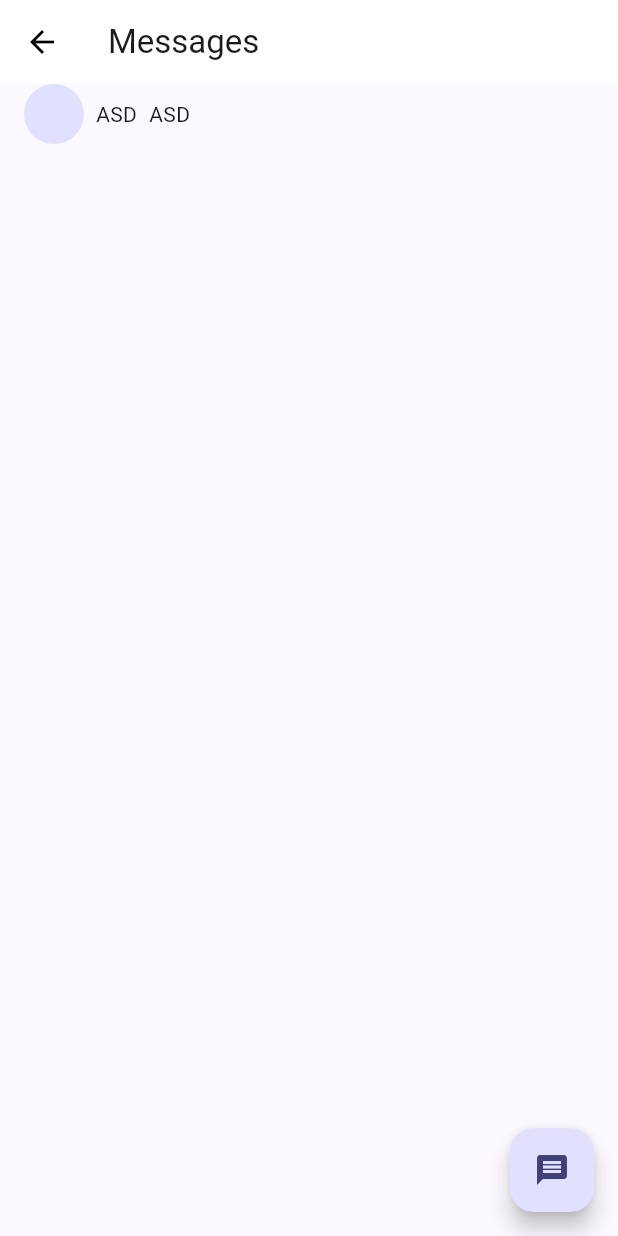
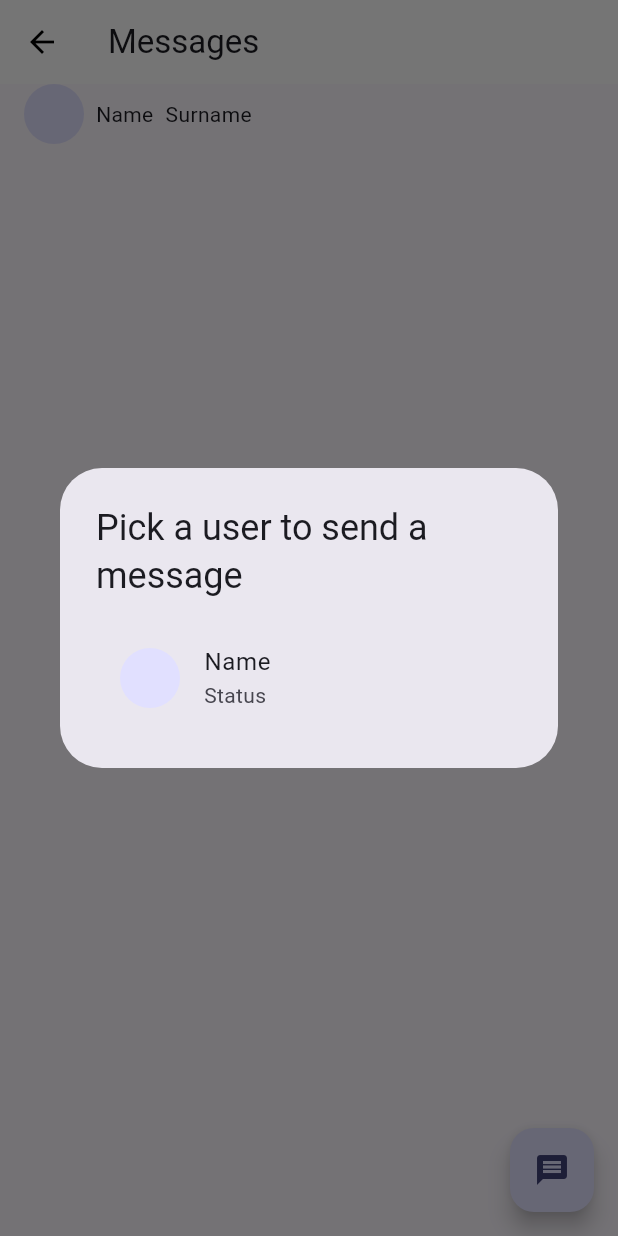
Before and after one commit to ssogut26/LetsGT, a Flutter app: the HomePage screen opened by its route, item 2 of the bottom bar chosen, after a tap on the "message" icon, on a phone screen of 412 x 824 dp. Run offline on Flutter 3.47's test engine with Material 2 defaults, Android fonts, the phone set to English and light mode, and no system bars; our stand-ins replace auto_route, flutter_dotenv, flutter_riverpod, google_maps_flutter, permission_handler; missing offline and left inert: amplify_auth_cognito, amplify_core, amplify_flutter, flutter_config_plus, google_maps_webservice.

Commit message:
UI desing

```diff
--- a/lib/features/create_activity/presentation/pages/create_activity.dart
+++ b/lib/features/create_activity/presentation/pages/create_activity.dart
@@ -55,7 +55,7 @@ class _SignInPageState extends ConsumerState<CreateActivityPage> {
                 trailing: IconButton(
                   onPressed: () {
                     AutoRouter.of(context).push(
-                      MapRoute(),
+                      const MapRoute(),
                     );
                   },
                   icon: const Icon(Icons.map),
--- a/lib/features/home/presentation/pages/home.dart
+++ b/lib/features/home/presentation/pages/home.dart
@@ -66,16 +66,22 @@ class _HomePageState extends State<HomePage> {
           ),
         ],
         onDestinationSelected: (index) {
-          if (index == 0) {
-            context.router.push(const HomeRoute());
-          } else if (index == 1) {
-            context.router.push(const MessagesRoute());
-          } else if (index == 2) {
-            context.router.push(const SignInRoute());
-          } else if (index == 3) {
-            context.router.push(const SignInRoute());
-          } else {
-            context.router.push(const SignInRoute());
+          switch (index) {
+            case 0:
+              context.router.push(const HomeRoute());
+              break;
+            case 1:
+              context.router.push(const MessagesRoute());
+              break;
+            case 2:
+              context.router.push(const ActivitiesRoute());
+              break;
+            case 3:
+              context.router.push(const ProfileRoute());
+              break;
+            default:
+              context.router.push(const SignInRoute());
+              break;
           }
         },
       ),
--- a/lib/features/messages/presentation/pages/messages.dart
+++ b/lib/features/messages/presentation/pages/messages.dart
@@ -1,5 +1,6 @@
 import 'package:auto_route/auto_route.dart';
 import 'package:flutter/material.dart';
+import 'package:letsgt/config/routes/routes.dart';
 import 'package:letsgt/core/usecases/paddings.dart';
 
 @RoutePage()
@@ -33,7 +34,33 @@ class _MessagesPageState extends State<MessagesPage> {
         title: const Text('Messages'),
       ),
       floatingActionButton: FloatingActionButton(
-        onPressed: () {},
+        onPressed: () {
+          showDialog<void>(
+            context: context,
+            builder: (context) => AlertDialog(
+              title: const Text('Pick a user to send a message'),
+              content: ListView.builder(
+                shrinkWrap: true,
+                itemCount: 1,
+                itemBuilder: (context, index) {
+                  return ListTile(
+                    leading: const CircleAvatar(),
+                    title: const Text('Name'),
+                    subtitle: const Text('Status'),
+                    onTap: () async {
+                      // Close the dialog.
+                      Navigator.of(context).pop();
+                      // Navigate to the MessagesPage.
+                      await AutoRouter.of(context).push(
+                        const ChatRoute(),
+                      );
+                    },
+                  );
+                },
+              ),
+            ),
+          );
+        },
         child: const Icon(Icons.message),
       ),
       body: const Padding(
@@ -45,9 +72,9 @@ class _MessagesPageState extends State<MessagesPage> {
               children: [
                 CircleAvatar(),
                 SizedBox(width: 8),
-                Text('ASD'),
+                Text('Name'),
                 SizedBox(width: 8),
-                Text('ASD'),
+                Text('Surname'),
               ],
             ),
           ],
--- a/pubspec.yaml
+++ b/pubspec.yaml
@@ -4,7 +4,7 @@ publish_to: 'none'
 version: 1.0.0+1
 
 environment:
-  sdk: '>=2.19.6 <3.0.0'
+  sdk: '>=3.0.0 <4.0.0'
 
 dependencies:
   amplify_api: ^1.0.1
```
Also changed, not shown: lib/config/routes/routes.dart (+21 -0 lines), lib/features/activities/presentation/pages/activities.dart (added, +57 -0 lines), lib/features/profile/presentation/pages/profile.dart (added, +74 -0 lines), lib/config/routes/routes.gr.dart, pubspec.lock.
